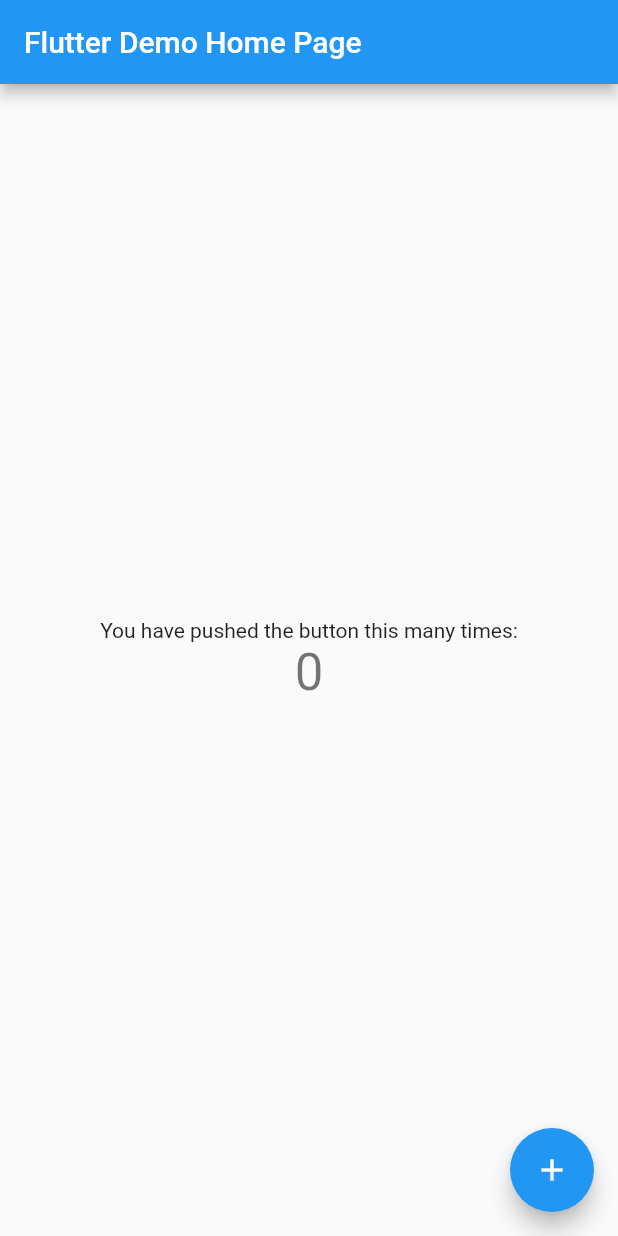
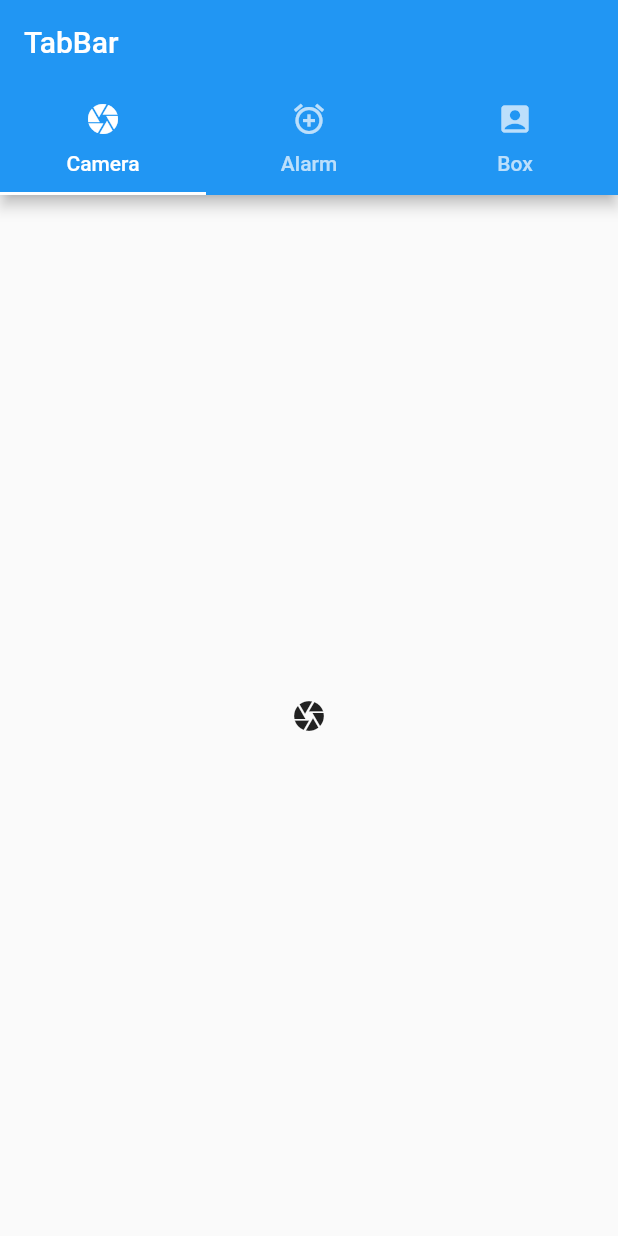
Before and after one commit to Phongsathron/lab01, a Flutter app: the screen it shows after launch, on a phone screen of 412 x 824 dp. Run offline on Flutter 3.47's test engine with Material 2 defaults, Android fonts, the phone set to English and light mode, and no system bars.

```diff
--- a/lib/main.dart
+++ b/lib/main.dart
@@ -9,103 +9,79 @@ class MyApp extends StatelessWidget {
     return MaterialApp(
       title: 'Flutter Demo',
       theme: ThemeData(
-        // This is the theme of your application.
-        //
-        // Try running your application with "flutter run". You'll see the
-        // application has a blue toolbar. Then, without quitting the app, try
-        // changing the primarySwatch below to Colors.green and then invoke
-        // "hot reload" (press "r" in the console where you ran "flutter run",
-        // or simply save your changes to "hot reload" in a Flutter IDE).
-        // Notice that the counter didn't reset back to zero; the application
-        // is not restarted.
         primarySwatch: Colors.blue,
       ),
-      home: MyHomePage(title: 'Flutter Demo Home Page'),
+      home: MyHomePage(),
     );
   }
 }
 
 class MyHomePage extends StatefulWidget {
-  MyHomePage({Key key, this.title}) : super(key: key);
-
-  // This widget is the home page of your application. It is stateful, meaning
-  // that it has a State object (defined below) that contains fields that affect
-  // how it looks.
-
-  // This class is the configuration for the state. It holds the values (in this
-  // case the title) provided by the parent (in this case the App widget) and
-  // used by the build method of the State. Fields in a Widget subclass are
-  // always marked "final".
-
-  final String title;
-
   @override
-  _MyHomePageState createState() => _MyHomePageState();
+  State<StatefulWidget> createState() {
+    return MyHomePageState();
+  }
 }
 
-class _MyHomePageState extends State<MyHomePage> {
-  int _counter = 0;
-
-  void _incrementCounter() {
-    setState(() {
-      // This call to setState tells the Flutter framework that something has
-      // changed in this State, which causes it to rerun the build method below
-      // so that the display can reflect the updated values. If we changed
-      // _counter without calling setState(), then the build method would not be
-      // called again, and so nothing would appear to happen.
-      _counter++;
-    });
-  }
+class MyHomePageState extends State<MyHomePage> {
+  int counter = 0;
 
   @override
   Widget build(BuildContext context) {
-    // This method is rerun every time setState is called, for instance as done
-    // by the _incrementCounter method above.
-    //
-    // The Flutter framework has been optimized to make rerunning build methods
-    // fast, so that you can just rebuild anything that needs updating rather
-    // than having to individually change instances of widgets.
-    return Scaffold(
-      appBar: AppBar(
-        // Here we take the value from the MyHomePage object that was created by
-        // the App.build method, and use it to set our appbar title.
-        title: Text(widget.title),
-      ),
-      body: Center(
-        // Center is a layout widget. It takes a single child and positions it
-        // in the middle of the parent.
-        child: Column(
-          // Column is also layout widget. It takes a list of children and
-          // arranges them vertically. By default, it sizes itself to fit its
-          // children horizontally, and tries to be as tall as its parent.
-          //
-          // Invoke "debug painting" (press "p" in the console, choose the
-          // "Toggle Debug Paint" action from the Flutter Inspector in Android
-          // Studio, or the "Toggle Debug Paint" command in Visual Studio Code)
-          // to see the wireframe for each widget.
-          //
-          // Column has various properties to control how it sizes itself and
-          // how it positions its children. Here we use mainAxisAlignment to
-          // center the children vertically; the main axis here is the vertical
-          // axis because Columns are vertical (the cross axis would be
-          // horizontal).
-          mainAxisAlignment: MainAxisAlignment.center,
+    return DefaultTabController(
+      length: 4,
+      child: Scaffold(
+        body: TabBarView(
           children: <Widget>[
-            Text(
-              'You have pushed the button this many times:',
-            ),
-            Text(
-              '$_counter',
-              style: Theme.of(context).textTheme.display1,
-            ),
+            Icon(Icons.camera),
+            Icon(Icons.alarm),
+            Icon(Icons.account_box)
           ],
         ),
+        appBar: AppBar(
+          title: Text("TabBar"),
+          bottom: TabBar(
+            tabs: <Widget>[
+              Tab(
+                icon: Icon(Icons.camera),
+                text: "Camera",
+                // child: Text("This is camera"),
+              ),
+              Tab(
+                icon: Icon(Icons.add_alarm),
+                text: "Alarm",
+                // child: Text("This is alarm"),
+              ),
+              Tab(
+                icon: Icon(Icons.account_box),
+                text: "Box",
+                // child: Text("This is alarm"),
+              )
+            ],
+          ),
+        ),
       ),
-      floatingActionButton: FloatingActionButton(
-        onPressed: _incrementCounter,
-        tooltip: 'Increment',
-        child: Icon(Icons.add),
-      ), // This trailing comma makes auto-formatting nicer for build methods.
     );
   }
 }
+// class MyHomePage extends StatelessWidget {
+//   int counter = 0;
+
+//   @override
+//   Widget build(BuildContext context) {
+//     // TODO: implement build
+//     return Scaffold(
+//       appBar: AppBar(
+//         title: Text("Hello World"),
+//       ),
+//       body: Text("${counter}"),
+//       floatingActionButton: IconButton(
+//         icon: Icon(Icons.add),
+//         onPressed: (){
+//           counter++;
+//           print("counter value $counter");
+//         },
+//       ),
+//     );
+//   }
+// }
```
